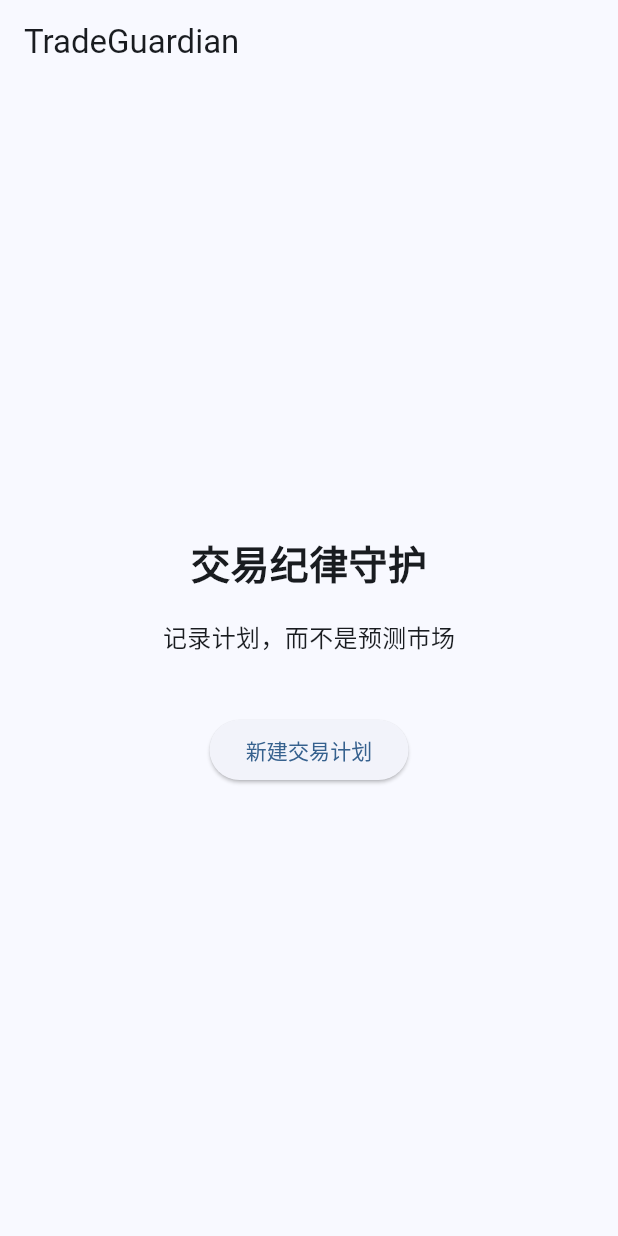
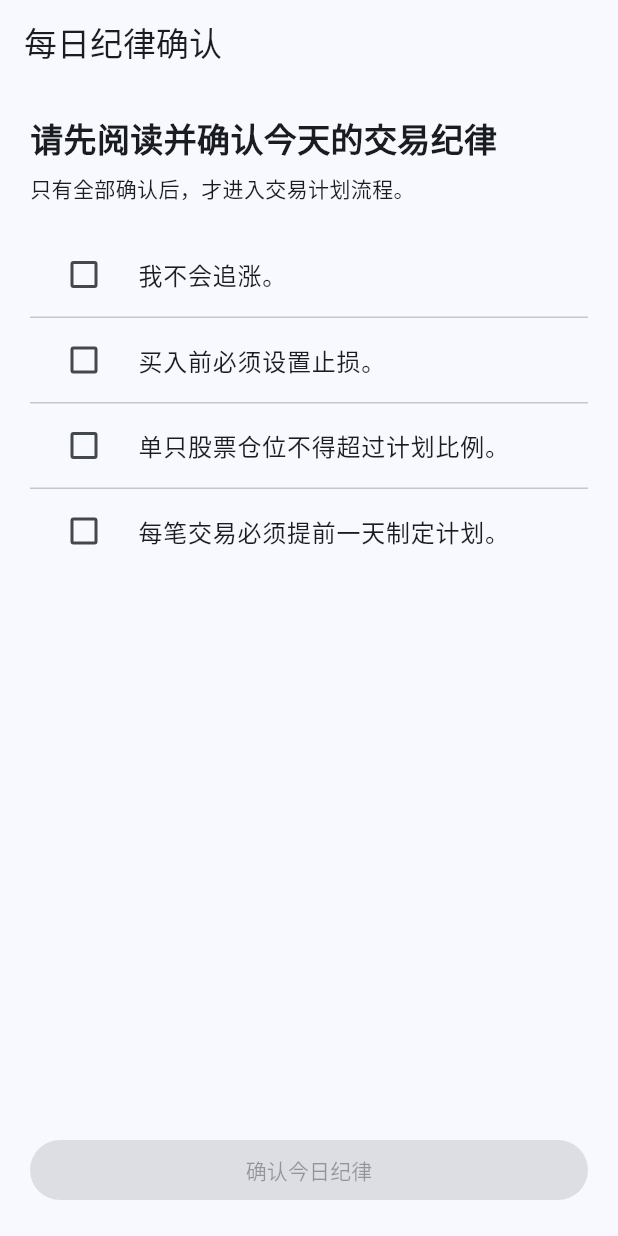
Before and after one commit to 17707587689/trade_guardian, a Flutter app: the screen it shows after launch, on a phone screen of 412 x 824 dp. Run offline on Flutter 3.47's test engine with Material 3 defaults, Android fonts, the phone set to English and light mode, and no system bars; our stand-ins replace sqflite; accounts and stored records are empty.

Commit message:
新增增每天确认规则

```diff
--- a/lib/app/trade_guardian_app.dart
+++ b/lib/app/trade_guardian_app.dart
@@ -1,5 +1,5 @@
 import 'package:flutter/material.dart';
-import '../pages/home_page.dart';
+import '../pages/startup_page.dart';
 
 class TradeGuardianApp extends StatelessWidget {
   const TradeGuardianApp({super.key});
@@ -13,7 +13,7 @@ class TradeGuardianApp extends StatelessWidget {
 
       theme: ThemeData(colorSchemeSeed: Colors.blue, useMaterial3: true),
 
-      home: const HomePage(),
+      home: const StartupPage(),
     );
   }
 }
--- /dev/null
+++ b/lib/pages/daily_check_page.dart
@@ -0,0 +1,124 @@
+import 'package:flutter/material.dart';
+
+import '../models/trading_rule.dart';
+import '../repositories/daily_rule_check_repository.dart';
+import '../repositories/trading_rule_repository.dart';
+import 'home_page.dart';
+
+class DailyCheckPage extends StatefulWidget {
+  const DailyCheckPage({super.key});
+
+  @override
+  State<DailyCheckPage> createState() => _DailyCheckPageState();
+}
+
+class _DailyCheckPageState extends State<DailyCheckPage> {
+  final TradingRuleRepository _ruleRepository = TradingRuleRepository();
+  final DailyRuleCheckRepository _checkRepository = DailyRuleCheckRepository();
+
+  late Future<List<TradingRule>> _rulesFuture;
+  final Set<int> _confirmedRuleIds = <int>{};
+
+  @override
+  void initState() {
+    super.initState();
+    _rulesFuture = _loadRules();
+  }
+
+  Future<List<TradingRule>> _loadRules() async {
+    await _ruleRepository.ensureDefaultRules();
+    return _ruleRepository.getAllRules();
+  }
+
+  Future<void> _confirmToday() async {
+    await _checkRepository.confirmFor(DateTime.now());
+
+    if (!mounted) {
+      return;
+    }
+
+    Navigator.of(context).pushReplacement(
+      MaterialPageRoute<void>(builder: (_) => const HomePage()),
+    );
+  }
+
+  @override
+  Widget build(BuildContext context) {
+    return Scaffold(
+      appBar: AppBar(title: const Text('每日纪律确认')),
+      body: FutureBuilder<List<TradingRule>>(
+        future: _rulesFuture,
+        builder: (context, snapshot) {
+          if (snapshot.connectionState != ConnectionState.done) {
+            return const Center(child: CircularProgressIndicator());
+          }
+
+          if (snapshot.hasError) {
+            return Center(child: Text('加载交易纪律失败：${snapshot.error}'));
+          }
+
+          final rules = snapshot.data ?? <TradingRule>[];
+          final requiredRules = rules.where((rule) => rule.required).toList();
+          final canConfirm =
+              requiredRules.isNotEmpty &&
+              requiredRules.every((rule) => _confirmedRuleIds.contains(rule.id));
+
+          return SafeArea(
+            child: Padding(
+              padding: const EdgeInsets.all(20),
+              child: Column(
+                crossAxisAlignment: CrossAxisAlignment.start,
+                children: [
+                  const Text(
+                    '请先阅读并确认今天的交易纪律',
+                    style: TextStyle(fontSize: 22, fontWeight: FontWeight.bold),
+                  ),
+                  const SizedBox(height: 8),
+                  const Text('只有全部确认后，才进入交易计划流程。'),
+                  const SizedBox(height: 20),
+                  Expanded(
+                    child: ListView.separated(
+                      itemCount: rules.length,
+                      separatorBuilder: (_, _) => const Divider(height: 1),
+                      itemBuilder: (context, index) {
+                        final rule = rules[index];
+                        final ruleId = rule.id;
+                        final checked =
+                            ruleId != null && _confirmedRuleIds.contains(ruleId);
+
+                        return CheckboxListTile(
+                          value: checked,
+                          title: Text(rule.content),
+                          controlAffinity: ListTileControlAffinity.leading,
+                          onChanged: ruleId == null
+                              ? null
+                              : (value) {
+                                  setState(() {
+                                    if (value ?? false) {
+                                      _confirmedRuleIds.add(ruleId);
+                                    } else {
+                                      _confirmedRuleIds.remove(ruleId);
+                                    }
+                                  });
+                                },
+                        );
+                      },
+                    ),
+                  ),
+                  const SizedBox(height: 16),
+                  SizedBox(
+                    width: double.infinity,
+                    child: FilledButton(
+                      onPressed: canConfirm ? _confirmToday : null,
+                      child: const Text('确认今日纪律'),
+                    ),
+                  ),
+                ],
+              ),
+            ),
+          );
+        },
+      ),
+    );
+  }
+}
--- /dev/null
+++ b/lib/pages/startup_page.dart
@@ -0,0 +1,44 @@
+import 'package:flutter/material.dart';
+
+import '../repositories/daily_rule_check_repository.dart';
+import 'daily_check_page.dart';
+import 'home_page.dart';
+
+class StartupPage extends StatefulWidget {
+  const StartupPage({super.key});
+
+  @override
+  State<StartupPage> createState() => _StartupPageState();
+}
+
+class _StartupPageState extends State<StartupPage> {
+  final DailyRuleCheckRepository _checkRepository = DailyRuleCheckRepository();
+
+  late final Future<bool> _confirmedTodayFuture;
+
+  @override
+  void initState() {
+    super.initState();
+    _confirmedTodayFuture = _checkRepository.isConfirmedFor(DateTime.now());
+  }
+
+  @override
+  Widget build(BuildContext context) {
+    return FutureBuilder<bool>(
+      future: _confirmedTodayFuture,
+      builder: (context, snapshot) {
+        if (snapshot.connectionState != ConnectionState.done) {
+          return const Scaffold(
+            body: Center(child: CircularProgressIndicator()),
+          );
+        }
+
+        if (snapshot.data ?? false) {
+          return const HomePage();
+        }
+
+        return const DailyCheckPage();
+      },
+    );
+  }
+}
--- /dev/null
+++ b/lib/repositories/daily_rule_check_repository.dart
@@ -0,0 +1,42 @@
+import 'package:sqflite/sqflite.dart';
+
+import '../database/database_helper.dart';
+
+class DailyRuleCheckRepository {
+  DailyRuleCheckRepository({DatabaseHelper? databaseHelper})
+    : _databaseHelper = databaseHelper ?? DatabaseHelper.instance;
+
+  final DatabaseHelper _databaseHelper;
+
+  Future<bool> isConfirmedFor(DateTime date) async {
+    final db = await _databaseHelper.database;
+    final maps = await db.query(
+      'daily_rule_checks',
+      where: 'check_date = ?',
+      whereArgs: [_dateKey(date)],
+      limit: 1,
+    );
+
+    return maps.isNotEmpty;
+  }
+
+  Future<void> confirmFor(DateTime date) async {
+    final db = await _databaseHelper.database;
+    final now = DateTime.now().toIso8601String();
+
+    await db.insert(
+      'daily_rule_checks',
+      {
+        'check_date': _dateKey(date),
+        'confirmed_at': now,
+      },
+      conflictAlgorithm: ConflictAlgorithm.replace,
+    );
+  }
+
+  String _dateKey(DateTime date) {
+    final month = date.month.toString().padLeft(2, '0');
+    final day = date.day.toString().padLeft(2, '0');
+    return '${date.year}-$month-$day';
+  }
+}
--- /dev/null
+++ b/lib/repositories/trading_rule_repository.dart
@@ -0,0 +1,66 @@
+import 'package:sqflite/sqflite.dart';
+
+import '../database/database_helper.dart';
+import '../models/trading_rule.dart';
+
+class TradingRuleRepository {
+  TradingRuleRepository({DatabaseHelper? databaseHelper})
+    : _databaseHelper = databaseHelper ?? DatabaseHelper.instance;
+
+  final DatabaseHelper _databaseHelper;
+
+  static const List<TradingRule> defaultRules = [
+    TradingRule(content: '我不会追涨。', sortOrder: 1),
+    TradingRule(content: '买入前必须设置止损。', sortOrder: 2),
+    TradingRule(content: '单只股票仓位不得超过计划比例。', sortOrder: 3),
+    TradingRule(content: '每笔交易必须提前一天制定计划。', sortOrder: 4),
+  ];
+
+  Future<List<TradingRule>> getAllRules() async {
+    final db = await _databaseHelper.database;
+    final maps = await db.query('trading_rules', orderBy: 'sort_order ASC');
+
+    return maps.map(TradingRule.fromMap).toList();
+  }
+
+  Future<void> ensureDefaultRules() async {
+    final db = await _databaseHelper.database;
+    final count = Sqflite.firstIntValue(
+      await db.rawQuery('SELECT COUNT(*) FROM trading_rules'),
+    );
+
+    if (count != 0) {
+      return;
+    }
+
+    final batch = db.batch();
+    for (final rule in defaultRules) {
+      batch.insert('trading_rules', rule.toMap());
+    }
+    await batch.commit(noResult: true);
+  }
+
+  Future<int> insertRule(TradingRule rule) async {
+    final db = await _databaseHelper.database;
+    return db.insert('trading_rules', rule.toMap());
+  }
+
+  Future<int> updateRule(TradingRule rule) async {
+    if (rule.id == null) {
+      throw ArgumentError('更新交易纪律需要 id');
+    }
+
+    final db = await _databaseHelper.database;
+    return db.update(
+      'trading_rules',
+      rule.toMap(),
+      where: 'id = ?',
+      whereArgs: [rule.id],
+    );
+  }
+
+  Future<int> deleteRule(int id) async {
+    final db = await _databaseHelper.database;
+    return db.delete('trading_rules', where: 'id = ?', whereArgs: [id]);
+  }
+}
```
Also changed, not shown: lib/database/database_helper.dart (+40 -1 lines), 3 other files.
